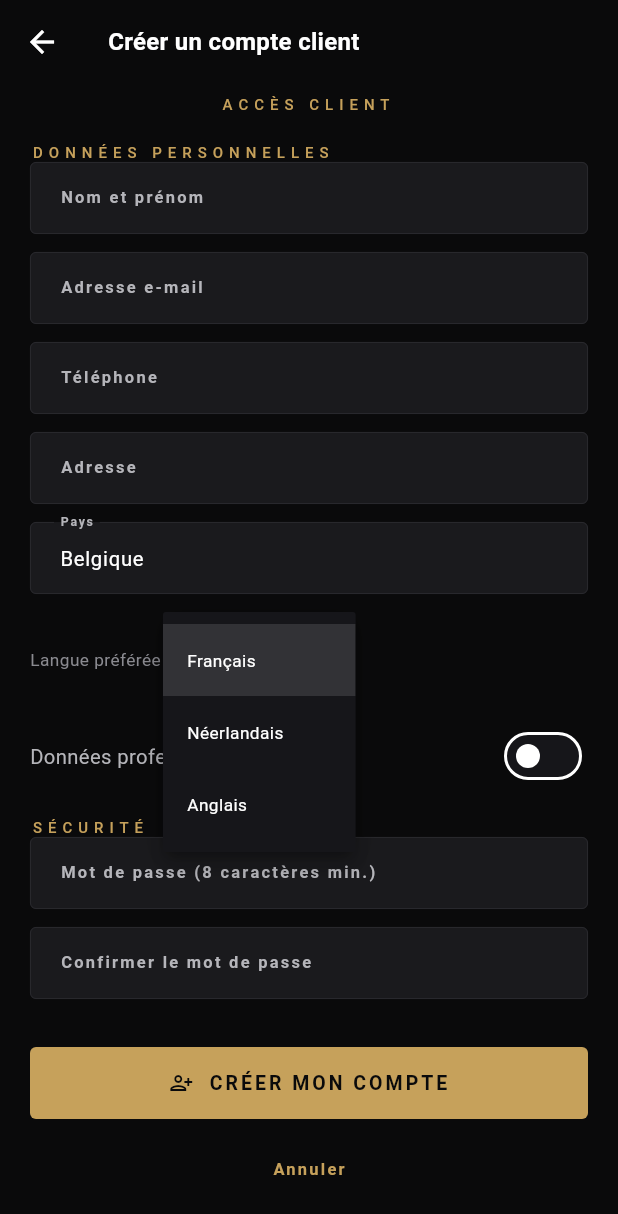
After one commit to igordasilvaug-svg/gorex-luxury-concierge, a Flutter app: the ClientSignupScreen screen opened directly, scrolled down 128 dp, after a tap on "Français", on a phone screen of 412 x 824 dp. The commit adds this screen. Shown: the top 1214 px of the screen. Run offline on Flutter 3.47's test engine with Material 3 defaults, Android fonts, the phone set to English and light mode, and no system bars; our stand-ins replace cloud_firestore, firebase_auth, firebase_core, pdf, printing, shared_preferences; accounts and stored records are empty; network calls fail.

Commit message:
feat(auth): inscription client (Firebase) + regles Firestore par role (nominatif requis, audit append-only)

```diff
--- /dev/null
+++ b/lib/screens/access/client_signup_screen.dart
@@ -0,0 +1,295 @@
+import 'package:flutter/material.dart';
+import 'package:provider/provider.dart';
+
+import '../../core/firebase/firebase_auth_service.dart';
+import '../../core/theme/app_colors.dart';
+import '../../core/theme/app_typography.dart';
+import '../../models/client.dart';
+import '../../models/enums.dart';
+import '../../state/app_state.dart';
+import '../../widgets/common.dart';
+
+/// Inscription d'un nouveau client (e-mail / mot de passe réels Firebase).
+///
+/// Renseigne les données personnelles et professionnelles, crée le compte
+/// Firebase Auth, envoie la vérification d'e-mail, puis crée la fiche client
+/// (Firestore si disponible, sinon état local).
+class ClientSignupScreen extends StatefulWidget {
+  const ClientSignupScreen({super.key});
+
+  @override
+  State<ClientSignupScreen> createState() => _ClientSignupScreenState();
+}
+
+class _ClientSignupScreenState extends State<ClientSignupScreen> {
+  final _formKey = GlobalKey<FormState>();
+  final _fullName = TextEditingController();
+  final _email = TextEditingController();
+  final _phone = TextEditingController();
+  final _address = TextEditingController();
+  final _country = TextEditingController(text: 'Belgique');
+  final _company = TextEditingController();
+  final _position = TextEditingController();
+  final _companyNumber = TextEditingController();
+  final _vatNumber = TextEditingController();
+  final _companyCountry = TextEditingController(text: 'Belgique');
+  final _billingAddress = TextEditingController();
+  final _password = TextEditingController();
+  final _confirm = TextEditingController();
+
+  String _language = 'fr';
+  bool _isBusiness = false;
+  bool _busy = false;
+  String? _error;
+
+  @override
+  void dispose() {
+    for (final c in [
+      _fullName, _email, _phone, _address, _country, _company, _position,
+      _companyNumber, _vatNumber, _companyCountry, _billingAddress,
+      _password, _confirm,
+    ]) {
+      c.dispose();
+    }
+    super.dispose();
+  }
+
+  Future<void> _submit(AppState state) async {
+    if (!_formKey.currentState!.validate()) return;
+    setState(() {
+      _busy = true;
+      _error = null;
+    });
+
+    final email = _email.text.trim().toLowerCase();
+
+    // 1. Création du compte Firebase (e-mail / mot de passe + vérification).
+    final res = await FirebaseAuthService.signUp(email, _password.text);
+    if (!res.ok) {
+      setState(() {
+        _busy = false;
+        _error = _signupError(res.error);
+      });
+      return;
+    }
+
+    // 2. Fiche client (Firestore si dispo, sinon local).
+    final draft = Client(
+      id: '',
+      code: '',
+      fullName: _fullName.text.trim(),
+      companyName: _isBusiness && _company.text.trim().isNotEmpty
+          ? _company.text.trim()
+          : null,
+      category: _isBusiness ? ClientCategory.corporate : ClientCategory.individualVip,
+      email: email,
+      phone: _phone.text.trim(),
+      language: _languageLabel(_language),
+      country: _country.text.trim(),
+      city: _address.text.trim(),
+      subscriptionTierId: state.tiers.isNotEmpty ? state.tiers.first.id : '',
+      isBusiness: _isBusiness,
+      companyNumber: _companyNumber.text.trim().isEmpty
+          ? null
+          : _companyNumber.text.trim(),
+      vatNumber:
+          _vatNumber.text.trim().isEmpty ? null : _vatNumber.text.trim(),
+      billingAddress: _billingAddress.text.trim().isEmpty
+          ? null
+          : _billingAddress.text.trim(),
+      billingEmail: email,
+      createdAt: DateTime.now(),
+    );
+    final client = await state.createClient(draft);
+
+    // 3. Compte applicatif lié au client.
+    await state.createUser(
+      fullName: _fullName.text.trim(),
+      email: email,
+      password: '', // géré par Firebase Auth, jamais stocké en clair
+      role: UserRole.vipClient,
+      phone: _phone.text.trim(),
+      clientId: client.id,
+    );
+
+    if (!mounted) return;
+    setState(() => _busy = false);
+    ScaffoldMessenger.of(context).showSnackBar(
+      SnackBar(
+        content: Text(
+          'Compte créé. Un e-mail de vérification a été envoyé à $email.',
+        ),
+      ),
+    );
+    Navigator.of(context).pop();
+  }
+
+  String _signupError(String? code) {
+    switch (code) {
+      case 'EMAIL_EXISTS':
+        return 'Cette adresse e-mail est déjà utilisée.';
+      case 'INVALID_EMAIL':
+        return 'Adresse e-mail invalide.';
+      case 'WEAK_PASSWORD':
+        return 'Mot de passe trop faible (8 caractères minimum).';
+      case 'OPERATION_NOT_ALLOWED':
+        return 'L\'inscription est momentanément indisponible.';
+      default:
+        return 'Inscription impossible : ${code ?? 'erreur inconnue'}.';
+    }
+  }
+
+  String _languageLabel(String code) {
+    switch (code) {
+      case 'nl':
+        return 'Néerlandais';
+      case 'en':
+        return 'Anglais';
+      default:
+        return 'Français';
+    }
+  }
+
+  @override
+  Widget build(BuildContext context) {
+    final state = context.watch<AppState>();
+    return Scaffold(
+      appBar: AppBar(title: const Text('Créer un compte client')),
+      body: Center(
+        child: SingleChildScrollView(
+          padding: const EdgeInsets.all(20),
+          child: ConstrainedBox(
+            constraints: const BoxConstraints(maxWidth: 560),
+            child: Form(
+              key: _formKey,
+              child: Column(
+                crossAxisAlignment: CrossAxisAlignment.stretch,
+                children: [
+                  const Center(child: GorexBrand()),
+                  const SizedBox(height: 18),
+                  Text('ACCÈS CLIENT', style: AppTypography.eyebrow,
+                      textAlign: TextAlign.center),
+                  const SizedBox(height: 18),
+
+                  // ── Données personnelles ──
+                  const SectionLabel('DONNÉES PERSONNELLES'),
+                  _field(_fullName, 'Nom et prénom', required: true),
+                  _field(_email, 'Adresse e-mail',
+                      required: true, keyboard: TextInputType.emailAddress),
+                  _field(_phone, 'Téléphone', required: true,
+                      keyboard: TextInputType.phone),
+                  _field(_address, 'Adresse', required: true),
+                  _field(_country, 'Pays', required: true),
+                  const SizedBox(height: 8),
+                  _languageSelector(),
+                  const SizedBox(height: 16),
+
+                  // ── Données professionnelles ──
+                  Row(
+                    children: [
+                      Text('Données professionnelles',
+                          style: AppTypography.bodyMedium),
+                      const Spacer(),
+                      Switch(
+                        value: _isBusiness,
+                        activeThumbColor: AppColors.champagne,
+                        onChanged: (v) => setState(() => _isBusiness = v),
+                      ),
+                    ],
+                  ),
+                  if (_isBusiness) ...[
+                    _field(_company, 'Nom de l\'entreprise'),
+                    _field(_position, 'Fonction'),
+                    _field(_companyNumber, 'N° d\'entreprise (BCE)'),
+                    _field(_vatNumber, 'N° de TVA'),
+                    _field(_companyCountry, 'Pays d\'immatriculation'),
+                    _field(_billingAddress, 'Adresse de facturation'),
+                  ],
+                  const SizedBox(height: 16),
+
+                  // ── Mot de passe ──
+                  const SectionLabel('SÉCURITÉ'),
+                  _field(_password, 'Mot de passe (8 caractères min.)',
+                      required: true, obscure: true),
+                  _field(_confirm, 'Confirmer le mot de passe',
+                      required: true, obscure: true),
+                  if (_error != null) ...[
+                    const SizedBox(height: 12),
+                    ErrorBanner(message: _error!),
+                  ],
+                  const SizedBox(height: 20),
+                  GoldButton(
+                    label: _busy ? 'Création…' : 'Créer mon compte',
+                    icon: Icons.person_add_alt_1_outlined,
+                    fullWidth: true,
+                    onPressed: _busy ? null : () => _submit(state),
+                  ),
+                  const SizedBox(height: 10),
+                  TextButton(
+                    onPressed: _busy ? null : () => Navigator.of(context).pop(),
+                    child: const Text('Annuler'),
+                  ),
+                ],
+              ),
+            ),
+          ),
+        ),
+      ),
+    );
+  }
+
+  Widget _field(
+    TextEditingController c,
+    String label, {
+    bool required = false,
+    bool obscure = false,
+    TextInputType? keyboard,
+  }) {
+    return Padding(
+      padding: const EdgeInsets.only(bottom: 12),
+      child: TextFormField(
+        controller: c,
+        obscureText: obscure,
+        keyboardType: keyboard,
+        style: AppTypography.bodyMedium.copyWith(color: AppColors.white),
+        decoration: InputDecoration(labelText: label),
+        validator: (v) {
+          if (required && (v == null || v.trim().isEmpty)) {
+            return 'Champ obligatoire';
+          }
+          if (obscure && v != null && v.isNotEmpty && v.length < 8) {
+            return '8 caractères minimum';
+          }
+          if (label == 'Confirmer le mot de passe' && v != _password.text) {
+            return 'Les mots de passe ne correspondent pas';
+          }
+          if (label == 'Adresse e-mail' && v != null && v.isNotEmpty &&
+              !v.contains('@')) {
+            return 'Adresse e-mail invalide';
+          }
+          return null;
+        },
+      ),
+    );
+  }
+
+  Widget _languageSelector() {
+    return Row(
+      children: [
+        Text('Langue préférée : ', style: AppTypography.caption),
+        const SizedBox(width: 8),
+        DropdownButton<String>(
+          value: _language,
+          dropdownColor: AppColors.surface,
+          style: AppTypography.caption.copyWith(color: AppColors.white),
+          items: const [
+            DropdownMenuItem(value: 'fr', child: Text('Français')),
+            DropdownMenuItem(value: 'nl', child: Text('Néerlandais')),
+            DropdownMenuItem(value: 'en', child: Text('Anglais')),
+          ],
+          onChanged: (v) => setState(() => _language = v ?? 'fr'),
+        ),
+      ],
+    );
+  }
+}
```
Also changed, not shown: lib/core/firebase/firebase_auth_service.dart (+51 -0 lines), lib/screens/login_screen.dart (+24 -0 lines), 2 other files.
